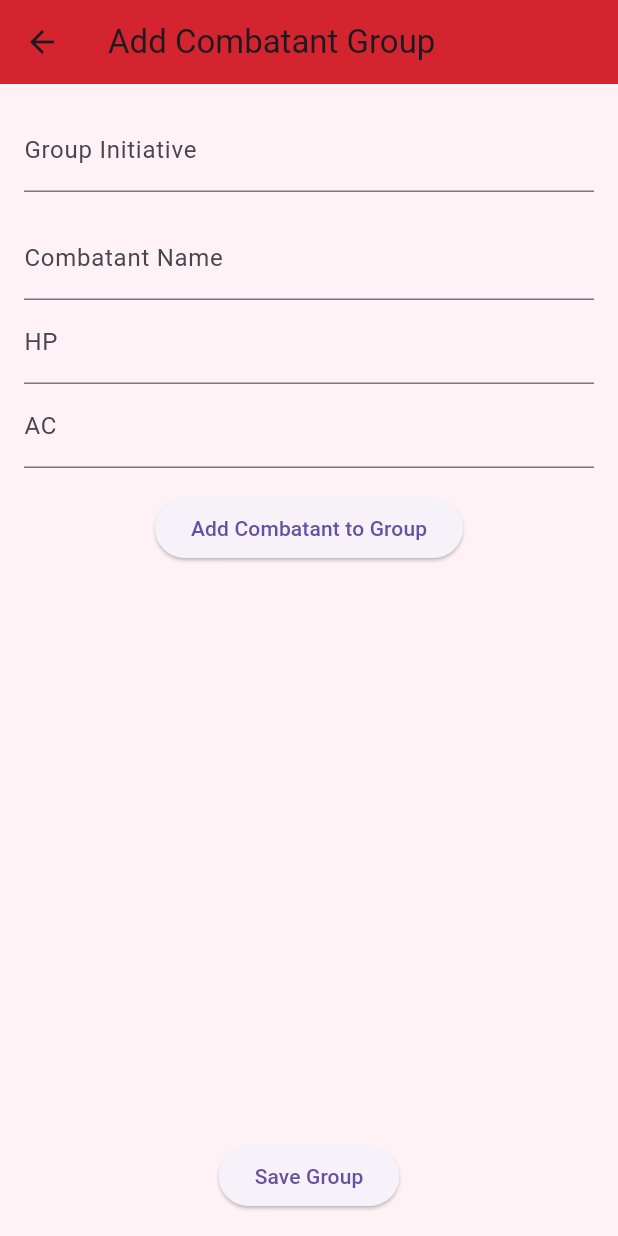
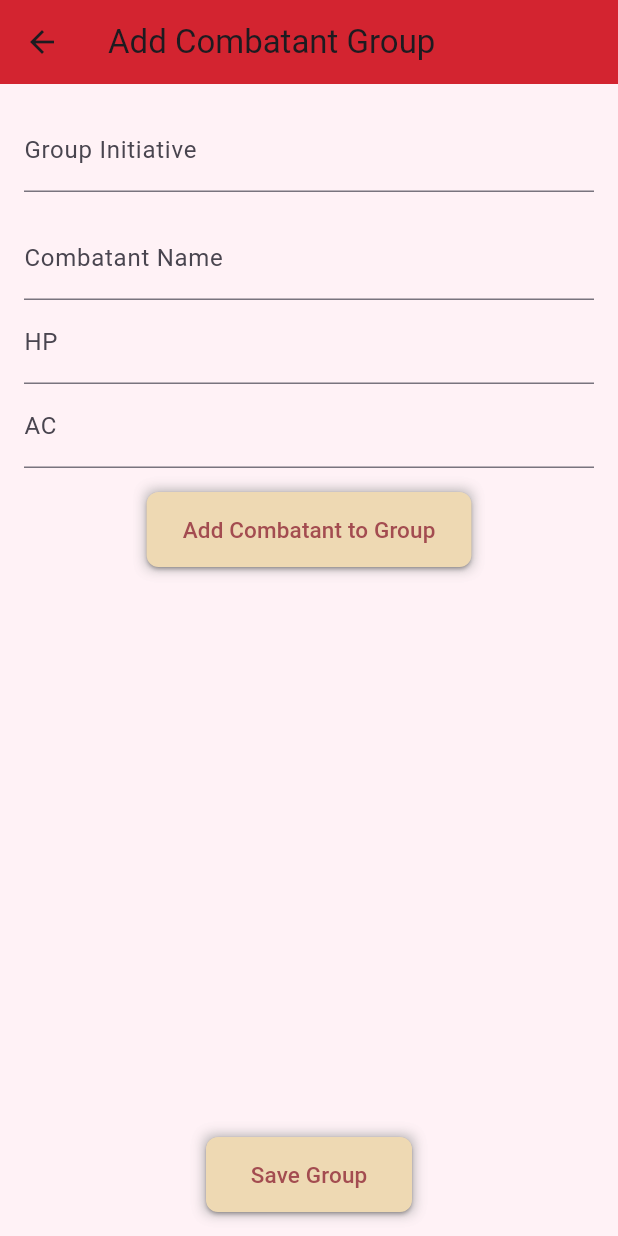
Before and after one commit to carlo-echon/Simple-Initiative-Tracker-App, a Flutter app: the GroupInitiativeScreen screen opened by its route, after a tap on the "add" icon, on a phone screen of 412 x 824 dp. Run offline on Flutter 3.47's test engine with Material 3 defaults, Android fonts, the light colour scheme and no system bars.

Commit message:
Fixed some UI button elements

```diff
--- a/lib/screens/add_combatant_grp_screen.dart
+++ b/lib/screens/add_combatant_grp_screen.dart
@@ -3,6 +3,7 @@ import 'package:provider/provider.dart';
 import 'package:simple_initiative_tracker_app/utils/colors.dart';
 import 'package:simple_initiative_tracker_app/utils/combatant_indiv.dart';
 import 'package:simple_initiative_tracker_app/utils/group_provider.dart';
+import 'package:simple_initiative_tracker_app/widgets/custom_button.dart';
 
 
 class AddCombatantGroupScreen extends StatefulWidget {
@@ -90,9 +91,9 @@ class _AddCombatantGroupScreenState extends State<AddCombatantGroupScreen> {
               decoration: const InputDecoration(labelText: 'AC'),
             ),
             const SizedBox(height: 16.0),
-            ElevatedButton(
+            CustomButton(
               onPressed: _addCombatant,
-              child: const Text('Add Combatant to Group'),
+              text: 'Add Combatant to Group',
             ),
             const SizedBox(height: 16.0),
             Expanded(
@@ -108,9 +109,9 @@ class _AddCombatantGroupScreenState extends State<AddCombatantGroupScreen> {
               ),
             ),
             const SizedBox(height: 16.0),
-            ElevatedButton(
+            CustomButton(
               onPressed: _submitGroup,
-              child: const Text('Save Group'),
+              text: 'Save Group',
             ),
           ],
         ),
--- a/lib/screens/group_init_screen.dart
+++ b/lib/screens/group_init_screen.dart
@@ -122,12 +122,45 @@ class _GroupInitiativeScreenState extends State<GroupInitiativeScreen> {
             children: [
               ElevatedButton(
                 onPressed: _advanceTurn,
+                style: ElevatedButton.styleFrom(
+                backgroundColor: const Color.fromRGBO(238, 217, 179, 1),          // Text color
+                shape: const RoundedRectangleBorder(
+                  borderRadius: BorderRadius.zero, // Square edges
+                ),
+                padding: const EdgeInsets.symmetric(
+                  horizontal: 24.0,               // Adjust horizontal padding for width
+                  vertical: 12.0,                 // Adjust vertical padding for height
+                ),
+              ),
                 child: Text(
                 _currentTurnIndex == null ? 'Start Combat' : 'Next Turn',
+                style: const TextStyle(
+                  color: Color.fromRGBO(163, 76, 80, 1),
+                ),
                   ),
               ),
+              const SizedBox(
+                width: 15,
+                height: 5,
+              ),
               if (_isCombatStarted)
-                ElevatedButton(onPressed: () => _endCombat(context), child: const Text('End Combat'))
+                ElevatedButton(onPressed: () => _endCombat(context),
+                style: ElevatedButton.styleFrom(
+                backgroundColor: const Color.fromRGBO(238, 217, 179, 1),          // Text color
+                shape: const RoundedRectangleBorder(
+                  borderRadius: BorderRadius.zero, // Square edges
+                ),
+                padding: const EdgeInsets.symmetric(
+                  horizontal: 24.0,               // Adjust horizontal padding for width
+                  vertical: 12.0,                 // Adjust vertical padding for height
+                ),
+              ),
+                 child: const Text('End Combat',
+                 style: TextStyle(
+                  color: Color.fromRGBO(163, 76, 80, 1),
+                  )
+                 ),
+                 )
 
           ],
           ),
```
Also changed, not shown: lib/screens/indiv_init_screen.dart (+34 -1 lines).
